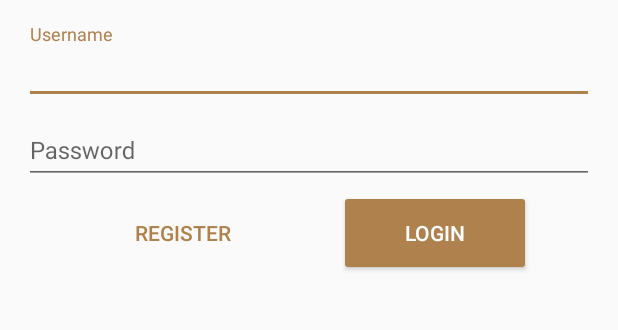
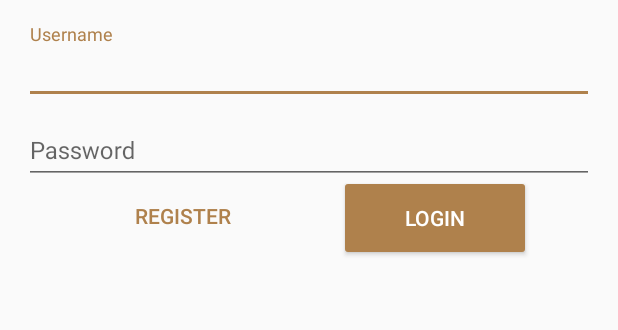
Before and after one commit to quyetdv155214/Pomodoro, an Android app: the screen it shows after launch (LoginActivity), on a phone screen of 412 x 824 dp, the part 474-804 px from its top. Run offline under Robolectric (Android 15) with nearby library versions, the phone set to English and light mode, and no system bars; our stand-ins replace ButterKnife.

Commit message:
no message

```diff
--- a/Podomoro/app/src/main/java/com/example/quyet/podomoro/activities/LoginActivity.java
+++ b/Podomoro/app/src/main/java/com/example/quyet/podomoro/activities/LoginActivity.java
@@ -13,6 +13,7 @@ import android.util.Log;
 import android.view.View;
 import android.view.inputmethod.InputMethodManager;
 import android.widget.Button;
+import android.widget.CheckBox;
 import android.widget.EditText;
 import android.widget.ImageView;
 import android.widget.Toast;
@@ -74,19 +75,17 @@ public class LoginActivity extends AppCompatActivity {
         addListener();
         setupUI();
         SharedPrefs.init(this);
-        skipLoginIfPossible();
+//        skipLoginIfPossible();
         etUsername.requestFocus();
 
     }
 
     private void skipLoginIfPossible() {
-
         if (SharedPrefs.instance.getAccessToken() != null) {
             Log.d(TAG, String.format("accessToken %s", accessToken));
-//            TaskContext.instance.getTaskFromServer();
+            TaskContext.instance.getTaskFromServer();
             gotoTaskActivity();
         }
-
     }
 
     private void onLoginSuccess() {
@@ -95,7 +94,7 @@ public class LoginActivity extends AppCompatActivity {
         //
         Toast.makeText(this, Constant.LOGIN_SUCCESS_MESS, Toast.LENGTH_SHORT).show();
         //
-//        TaskContext.instance.getTaskFromServer();
+        TaskContext.instance.getTaskFromServer();
 
         gotoTaskActivity();
     }
--- a/Podomoro/app/src/main/java/com/example/quyet/podomoro/fragment/TaskDetailFragment.java
+++ b/Podomoro/app/src/main/java/com/example/quyet/podomoro/fragment/TaskDetailFragment.java
@@ -133,7 +133,7 @@ public class TaskDetailFragment extends Fragment {
         if (item.getItemId() == R.id.menu_item) {
             View view = this.getActivity().getCurrentFocus();
             if (view != null) {
-                InputMethodManager imm = (InputMethodManager)getActivity().getSystemService(getActivity().INPUT_METHOD_SERVICE);
+                InputMethodManager imm = (InputMethodManager) getActivity().getSystemService(getActivity().INPUT_METHOD_SERVICE);
                 imm.hideSoftInputFromWindow(view.getWindowToken(), 0);
             }
             //1 : get data from UI
@@ -195,7 +195,7 @@ public class TaskDetailFragment extends Fragment {
         try {
             float paymentPerHour = Float.parseFloat(payment);
 
-        }catch (Exception e){
+        } catch (Exception e) {
             throw new Exception("Wrong format");
         }
 
--- a/Podomoro/app/src/main/java/com/example/quyet/podomoro/fragment/TaskFragment.java
+++ b/Podomoro/app/src/main/java/com/example/quyet/podomoro/fragment/TaskFragment.java
@@ -65,9 +65,10 @@ public class TaskFragment extends Fragment {
         //
         ButterKnife.bind(this, view);
         //
-        TaskContext.instance.getTaskFromServer();
 
         taskAdapter = new TaskAdapter();
+        TaskContext.instance.getTaskFromServer();
+        taskAdapter.notifyDataSetChanged();
         rvTask.setAdapter(taskAdapter);
         rvTask.setLayoutManager(new LinearLayoutManager(this.getContext()));
 
@@ -75,7 +76,6 @@ public class TaskFragment extends Fragment {
         DividerItemDecoration dividerItemDecoration = new DividerItemDecoration(this.getContext(), DividerItemDecoration.VERTICAL);
         rvTask.addItemDecoration(dividerItemDecoration);
         taskAdapter.setTaskLongClickListener(new TaskAdapter.TaskLongClickListener() {
-
             @Override
             public void onLongClick(final Task task) {
 
--- a/Podomoro/app/src/main/java/com/example/quyet/podomoro/settings/Setting.java
+++ b/Podomoro/app/src/main/java/com/example/quyet/podomoro/settings/Setting.java
@@ -13,6 +13,7 @@ public class Setting {
     private int breakTime;
     private int longBreakTime;
     private int longBreakAffter;
+
 
     public Setting(int workTime, int breakTime, int longBreakTime, int longBreakAffter) {
         this.workTime = workTime;
--- a/Podomoro/app/src/main/java/com/example/quyet/podomoro/settings/SharedPrefs.java
+++ b/Podomoro/app/src/main/java/com/example/quyet/podomoro/settings/SharedPrefs.java
@@ -40,8 +40,13 @@ public class SharedPrefs {
         String loginJson = gson.toJson(loginCredentials);
         sharedPreferences.edit().putString(LOGIN_KEY, loginJson).commit();
     }
+    public void putSave(){
 
-    private LoginCredentials getLoginCredentials(){
+    }
+//    public void putUsernamePass(LoginCredentials loginCredentials){
+//        String loginJson  = gson.toJson(loginCredentials);
+//    }
+    public LoginCredentials getLoginCredentials(){
         String loginJson = sharedPreferences.getString(LOGIN_KEY, null);
         if (loginJson == null)
         {
--- a/Podomoro/app/src/main/res/layout/activity_login.xml
+++ b/Podomoro/app/src/main/res/layout/activity_login.xml
@@ -43,6 +43,12 @@
             android:layout_width="match_parent"
             android:layout_height="wrap_content" />
     </android.support.design.widget.TextInputLayout>
+    <!--<CheckBox-->
+        <!--android:text="Save password"-->
+        <!--android:id="@+id/cb_save"-->
+        <!--android:layout_below="@id/textInputPassword"-->
+        <!--android:layout_width="wrap_content"-->
+        <!--android:layout_height="wrap_content" />-->
     <View
         android:id="@+id/tempView"
         android:layout_width="40dp"
@@ -50,36 +56,6 @@
         android:layout_below="@id/textInputPassword"
         android:layout_height="0dp"/>
 
-    <Button
-        android:layout_below="@id/textInputPassword"
-        android:id="@+id/bt_register"
-        android:text="@string/register"
-        android:textSize="14sp"
-        android:layout_toLeftOf="@id/tempView"
-        android:layout_marginTop="@dimen/bt_margin_top"
-        android:layout_marginBottom="@dimen/bt_margin_bottom"
-        android:layout_marginLeft="@dimen/bt_margin_left"
-        android:layout_marginRight="@dimen/bt_margin_left"
-        android:background="@color/colorTransparent"
-        android:textColor="@color/colorAccent"
-        android:layout_width="@dimen/btWidth"
-        android:layout_height="@dimen/btHeight" />
-    <Button
-
-        android:id="@+id/bt_login"
-        android:text="@string/login"
-        android:textSize="14sp"
-        android:layout_toRightOf="@id/tempView"
-        android:layout_below="@id/textInputPassword"
-        android:layout_centerHorizontal="true"
-        android:layout_marginTop="@dimen/bt_margin_top"
-        android:layout_marginBottom="@dimen/bt_margin_bottom"
-        android:textColor="@color/colorWhite"
-        android:layout_marginLeft="@dimen/bt_margin_left"
-        android:layout_marginRight="@dimen/bt_margin_left"
-        android:background="@drawable/shape_button"
-        android:layout_width="@dimen/btWidth"
-        android:layout_height="@dimen/btHeight" />
     <ImageView
         android:id="@+id/iv_techkid"
         app:srcCompat="@drawable/ic_techkidslogo"
@@ -90,4 +66,32 @@
         android:scaleType="fitCenter"
         android:layout_marginBottom="8dp" />
 
+    <Button
+        android:id="@+id/bt_register"
+        android:text="@string/register"
+        android:textSize="14sp"
+        android:layout_marginLeft="@dimen/bt_margin_left"
+        android:layout_marginRight="@dimen/bt_margin_left"
+        android:background="@color/colorTransparent"
+        android:textColor="@color/colorAccent"
+        android:layout_width="@dimen/btWidth"
+        android:layout_height="@dimen/btHeight"
+        android:layout_alignBaseline="@+id/bt_login"
+        android:layout_alignBottom="@+id/bt_login"
+        android:layout_toStartOf="@+id/tempView" />
+
+    <Button
+
+        android:id="@+id/bt_login"
+        android:text="@string/login"
+        android:textSize="14sp"
+        android:textColor="@color/colorWhite"
+        android:layout_marginLeft="@dimen/bt_margin_left"
+        android:layout_marginRight="@dimen/bt_margin_left"
+        android:background="@drawable/shape_button"
+        android:layout_width="@dimen/btWidth"
+        android:layout_height="@dimen/btHeight"
+        android:layout_below="@+id/textInputPassword"
+        android:layout_toEndOf="@+id/tempView" />
+
 </RelativeLayout>
```
Also changed, not shown: Podomoro/app/src/main/res/layout/fragment_loading.xml (deleted, +0 -20 lines).
